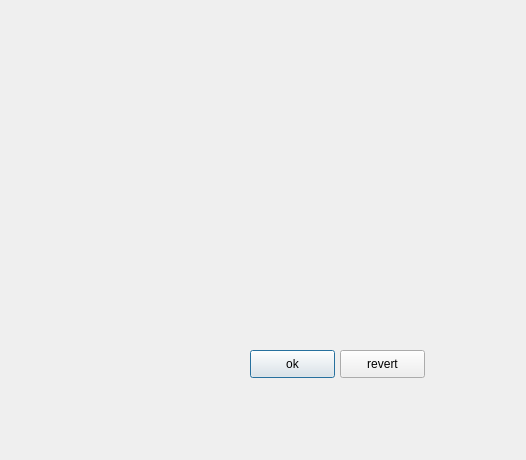
Before: the Qt Designer form ICUWin/ICUWin/sysseting.ui in zhouge94/ICU_Monitor, drawn with Qt 5.
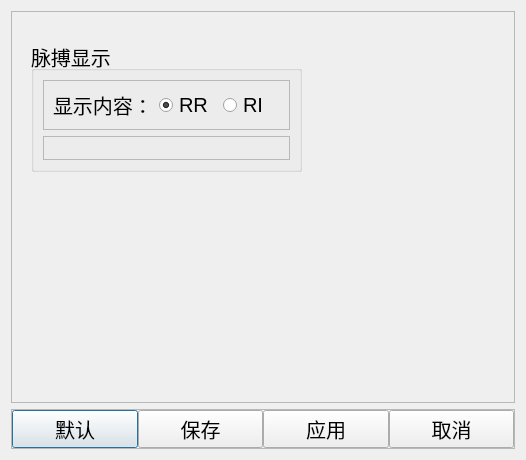
After: the same form once the commit is applied.

The edit to the form file:
```diff
--- a/ICUWin/ICUWin/sysseting.ui
+++ b/ICUWin/ICUWin/sysseting.ui
@@ -10,35 +10,157 @@
     <height>460</height>
    </rect>
   </property>
+  <property name="font">
+   <font>
+    <family>Ubuntu</family>
+    <pointsize>15</pointsize>
+   </font>
+  </property>
   <property name="windowTitle">
    <string>Dialog</string>
   </property>
-  <widget class="QPushButton" name="pushButton">
-   <property name="geometry">
-    <rect>
-     <x>250</x>
-     <y>350</y>
-     <width>85</width>
-     <height>28</height>
-    </rect>
-   </property>
-   <property name="text">
-    <string>ok</string>
-   </property>
-  </widget>
-  <widget class="QPushButton" name="pushButton_2">
-   <property name="geometry">
-    <rect>
-     <x>340</x>
-     <y>350</y>
-     <width>85</width>
-     <height>28</height>
-    </rect>
-   </property>
-   <property name="text">
-    <string>revert</string>
-   </property>
-  </widget>
+  <layout class="QVBoxLayout" name="verticalLayout">
+   <item>
+    <widget class="QFrame" name="frame">
+     <property name="frameShape">
+      <enum>QFrame::StyledPanel</enum>
+     </property>
+     <property name="frameShadow">
+      <enum>QFrame::Raised</enum>
+     </property>
+     <widget class="QGroupBox" name="groupBox">
+      <property name="geometry">
+       <rect>
+        <x>20</x>
+        <y>30</y>
+        <width>271</width>
+        <height>131</height>
+       </rect>
+      </property>
+      <property name="title">
+       <string>脉搏显示</string>
+      </property>
+      <layout class="QVBoxLayout" name="verticalLayout_2">
+       <item>
+        <widget class="QFrame" name="frame_3">
+         <property name="frameShape">
+          <enum>QFrame::StyledPanel</enum>
+         </property>
+         <property name="frameShadow">
+          <enum>QFrame::Raised</enum>
+         </property>
+         <layout class="QHBoxLayout" name="horizontalLayout_2">
+          <item>
+           <widget class="QLabel" name="label">
+            <property name="text">
+             <string>显示内容：</string>
+            </property>
+           </widget>
+          </item>
+          <item>
+           <widget class="QRadioButton" name="radioButton_showRR">
+            <property name="text">
+             <string>RR</string>
+            </property>
+            <property name="checked">
+             <bool>true</bool>
+            </property>
+            <property name="autoRepeat">
+             <bool>false</bool>
+            </property>
+           </widget>
+          </item>
+          <item>
+           <widget class="QRadioButton" name="radioButton_showRI">
+            <property name="text">
+             <string>RI</string>
+            </property>
+            <property name="autoRepeat">
+             <bool>false</bool>
+            </property>
+           </widget>
+          </item>
+         </layout>
+        </widget>
+       </item>
+       <item>
+        <widget class="QFrame" name="frame_4">
+         <property name="frameShape">
+          <enum>QFrame::StyledPanel</enum>
+         </property>
+         <property name="frameShadow">
+          <enum>QFrame::Raised</enum>
+         </property>
+        </widget>
+       </item>
+      </layout>
+     </widget>
+     <zorder>frame_2</zorder>
+     <zorder>groupBox</zorder>
+    </widget>
+   </item>
+   <item>
+    <widget class="QFrame" name="frame_2">
+     <property name="maximumSize">
+      <size>
+       <width>16777215</width>
+       <height>40</height>
+      </size>
+     </property>
+     <property name="frameShape">
+      <enum>QFrame::StyledPanel</enum>
+     </property>
+     <property name="frameShadow">
+      <enum>QFrame::Raised</enum>
+     </property>
+     <layout class="QHBoxLayout" name="horizontalLayout">
+      <property name="spacing">
+       <number>0</number>
+      </property>
+      <property name="leftMargin">
+       <number>0</number>
+      </property>
+      <property name="topMargin">
+       <number>0</number>
+      </property>
+      <property name="rightMargin">
+       <number>0</number>
+      </property>
+      <property name="bottomMargin">
+       <number>0</number>
+      </property>
+      <item>
+       <widget class="QPushButton" name="pushButton_default">
+        <property name="text">
+         <string>默认</string>
+        </property>
+       </widget>
+      </item>
+      <item>
+       <widget class="QPushButton" name="pushButton_save">
+        <property name="text">
+         <string>保存</string>
+        </property>
+       </widget>
+      </item>
+      <item>
+       <widget class="QPushButton" name="pushButton_apply">
+        <property name="text">
+         <string>应用</string>
+        </property>
+       </widget>
+      </item>
+      <item>
+       <widget class="QPushButton" name="pushButton_cancal">
+        <property name="text">
+         <string>取消</string>
+        </property>
+       </widget>
+      </item>
+     </layout>
+    </widget>
+   </item>
+  </layout>
  </widget>
  <resources/>
  <connections/>
```
